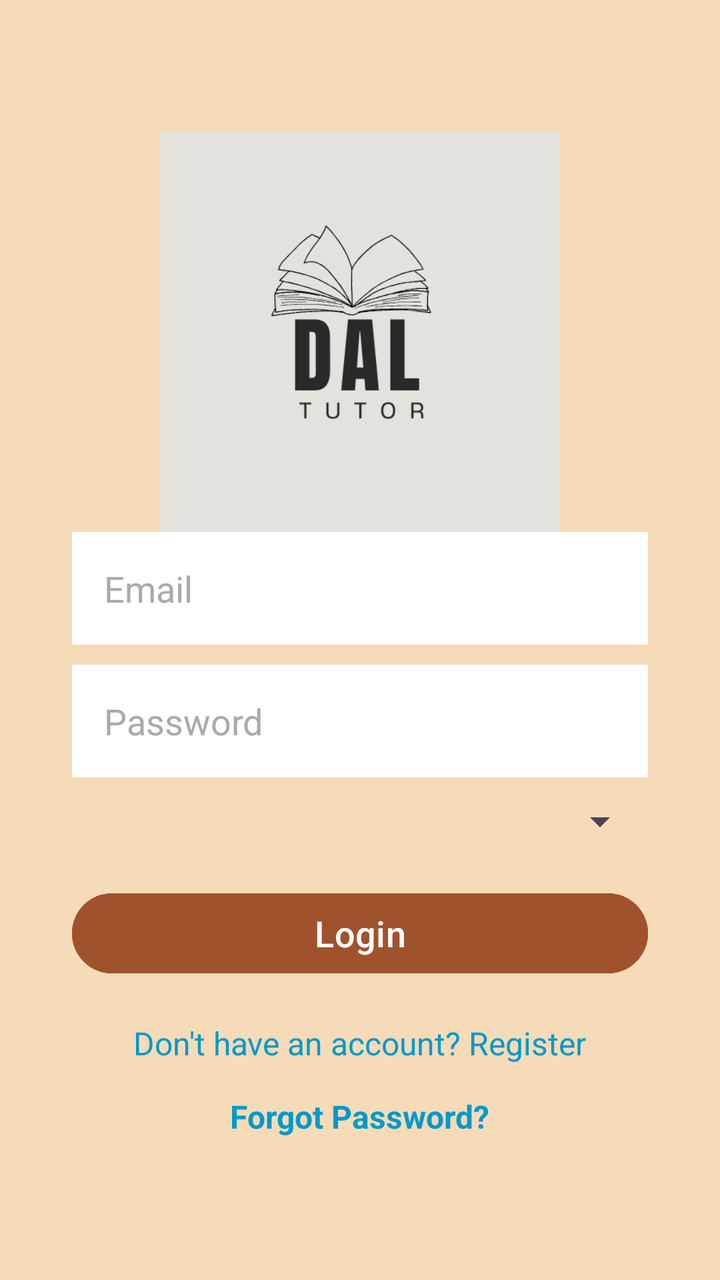
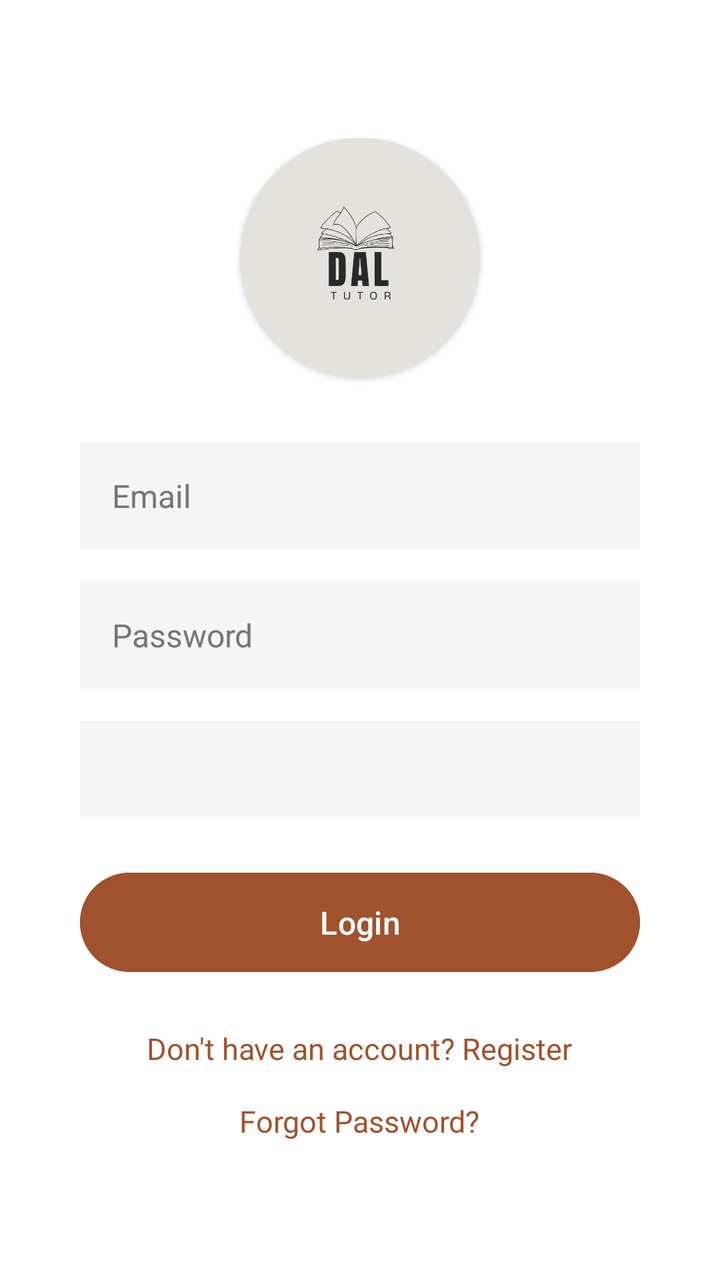

Compare the two renders of this Android layout. The source of the first and the diff that turns it into the second are given below.
<!-- AndroidManifest.xml: application theme Theme.Csci3130Group1 -->
<!-- res/layout/activity_login.xml -->
<?xml version="1.0" encoding="utf-8"?>
<RelativeLayout xmlns:android="http://schemas.android.com/apk/res/android"
    xmlns:app="http://schemas.android.com/apk/res-auto"
    xmlns:tools="http://schemas.android.com/tools"
    android:layout_width="match_parent"
    android:layout_height="match_parent"
    android:background="#F6DBB8"
    android:padding="16dp"
    tools:context=".LoginActivity">

    <LinearLayout
        android:layout_width="match_parent"
        android:layout_height="wrap_content"
        android:layout_centerInParent="true"
        android:gravity="center"
        android:orientation="vertical"
        android:padding="20dp">

        <ImageView
            android:id="@+id/imageView4"
            android:layout_width="match_parent"
            android:layout_height="200dp"
            android:src="@drawable/app_icon"
            android:scaleType="centerInside" />

        <EditText
            android:id="@+id/username_input"
            android:layout_width="match_parent"
            android:layout_height="wrap_content"
            android:background="@android:color/white"
            android:hint="Email"
            android:inputType="textEmailAddress"
            android:padding="16dp"
            android:textColor="@android:color/black"
            android:textColorHint="@android:color/darker_gray"
            android:textSize="18sp" />

        <EditText
            android:id="@+id/password_input"
            android:layout_width="match_parent"
            android:layout_height="wrap_content"
            android:layout_marginTop="10dp"
            android:background="@android:color/white"
            android:hint="Password"
            android:inputType="textPassword"
            android:padding="16dp"
            android:textColor="@android:color/black"
            android:textColorHint="@android:color/darker_gray"
            android:textSize="18sp" />

        
        <Spinner
            android:id="@+id/role_spinner"
            android:layout_width="match_parent"
            android:layout_height="wrap_content"
            android:layout_marginTop="10dp"
            android:padding="10dp"
            android:spinnerMode="dropdown" />

        <Button
            android:id="@+id/button2"
            android:layout_width="match_parent"
            android:layout_height="wrap_content"
            android:layout_marginTop="20dp"
            android:text="Login"
            android:backgroundTint="#A0522D"
            android:textColor="@android:color/white"
            android:textSize="18sp" />

        <TextView
            android:id="@+id/register_text"
            android:layout_width="wrap_content"
            android:layout_height="wrap_content"
            android:text="Don't have an account? Register"
            android:textColor="@android:color/holo_blue_dark"
            android:textSize="16sp"
            android:layout_marginTop="20dp"
            android:clickable="true"
            android:focusable="true"/>

        <TextView
            android:id="@+id/forgot_password"
            android:layout_width="wrap_content"
            android:layout_height="wrap_content"
            android:layout_marginTop="10dp"
            android:text="Forgot Password?"
            android:textColor="@android:color/holo_blue_dark"
            android:textSize="16sp"
            android:textStyle="bold"
            android:padding="5dp"
            android:clickable="true"
            android:focusable="true" />

    </LinearLayout>

</RelativeLayout>
<!-- resources referenced by this layout -->
<resources>
  <!-- drawable app_icon: png bitmap (drawable, 18173 bytes) -->
  <style name="Theme.Csci3130Group1" parent="Base.Theme.Csci3130Group1" />
  <style name="Base.Theme.Csci3130Group1" parent="Theme.Material3.DayNight.NoActionBar">
          
          
      </style>
</resources>

<!-- the commit's change to res/layout/activity_login.xml (unified diff, before → after) -->
@@ -4,8 +4,8 @@
     xmlns:tools="http://schemas.android.com/tools"
     android:layout_width="match_parent"
     android:layout_height="match_parent"
-    android:background="#F6DBB8"
-    android:padding="16dp"
+    android:background="#FFFFFF"
+    android:padding="24dp"
     tools:context=".LoginActivity">
 
     <LinearLayout
@@ -14,67 +14,82 @@
         android:layout_centerInParent="true"
         android:gravity="center"
         android:orientation="vertical"
-        android:padding="20dp">
+        android:padding="16dp">
 
-        <ImageView
-            android:id="@+id/imageView4"
-            android:layout_width="match_parent"
-            android:layout_height="200dp"
-            android:src="@drawable/app_icon"
-            android:scaleType="centerInside" />
+        
+        <androidx.cardview.widget.CardView
+            android:id="@+id/logo_container"
+            android:layout_width="120dp"
+            android:layout_height="120dp"
+            app:cardCornerRadius="60dp"
+            app:cardElevation="2dp"
+            android:layout_marginBottom="32dp"
+            app:cardBackgroundColor="#e4e2dd">
+
+            <ImageView
+                android:id="@+id/imageView4"
+                android:layout_width="match_parent"
+                android:layout_height="match_parent"
+                android:src="@drawable/app_icon"
+                android:scaleType="centerInside"
+                android:padding="12dp" />
+        </androidx.cardview.widget.CardView>
 
         <EditText
             android:id="@+id/username_input"
             android:layout_width="match_parent"
             android:layout_height="wrap_content"
-            android:background="@android:color/white"
+            android:background="#F5F5F5"
             android:hint="Email"
             android:inputType="textEmailAddress"
             android:padding="16dp"
+            android:layout_marginBottom="16dp"
             android:textColor="@android:color/black"
-            android:textColorHint="@android:color/darker_gray"
-            android:textSize="18sp" />
+            android:textColorHint="#757575"
+            android:textSize="16sp" />
 
         <EditText
             android:id="@+id/password_input"
             android:layout_width="match_parent"
             android:layout_height="wrap_content"
-            android:layout_marginTop="10dp"
-            android:background="@android:color/white"
+            android:layout_marginBottom="16dp"
+            android:background="#F5F5F5"
             android:hint="Password"
             android:inputType="textPassword"
             android:padding="16dp"
             android:textColor="@android:color/black"
-            android:textColorHint="@android:color/darker_gray"
-            android:textSize="18sp" />
+            android:textColorHint="#757575"
+            android:textSize="16sp" />
 
-        
         <Spinner
             android:id="@+id/role_spinner"
             android:layout_width="match_parent"
             android:layout_height="wrap_content"
-            android:layout_marginTop="10dp"
+            android:layout_marginBottom="24dp"
+            android:background="#F5F5F5"
             android:padding="10dp"
+            android:minHeight="48dp"
             android:spinnerMode="dropdown" />
 
         <Button
             android:id="@+id/button2"
             android:layout_width="match_parent"
             android:layout_height="wrap_content"
-            android:layout_marginTop="20dp"
+            android:layout_marginBottom="24dp"
             android:text="Login"
+            android:padding="14dp"
             android:backgroundTint="#A0522D"
             android:textColor="@android:color/white"
-            android:textSize="18sp" />
+            android:textSize="16sp" />
 
         <TextView
             android:id="@+id/register_text"
             android:layout_width="wrap_content"
             android:layout_height="wrap_content"
             android:text="Don't have an account? Register"
-            android:textColor="@android:color/holo_blue_dark"
-            android:textSize="16sp"
-            android:layout_marginTop="20dp"
+            android:textColor="#A0522D"
+            android:textSize="15sp"
+            android:layout_marginBottom="16dp"
             android:clickable="true"
             android:focusable="true"/>
 
@@ -82,15 +97,10 @@
             android:id="@+id/forgot_password"
             android:layout_width="wrap_content"
             android:layout_height="wrap_content"
-            android:layout_marginTop="10dp"
             android:text="Forgot Password?"
-            android:textColor="@android:color/holo_blue_dark"
-            android:textSize="16sp"
-            android:textStyle="bold"
-            android:padding="5dp"
+            android:textColor="#A0522D"
+            android:textSize="15sp"
             android:clickable="true"
             android:focusable="true" />
-
     </LinearLayout>
-
 </RelativeLayout>
